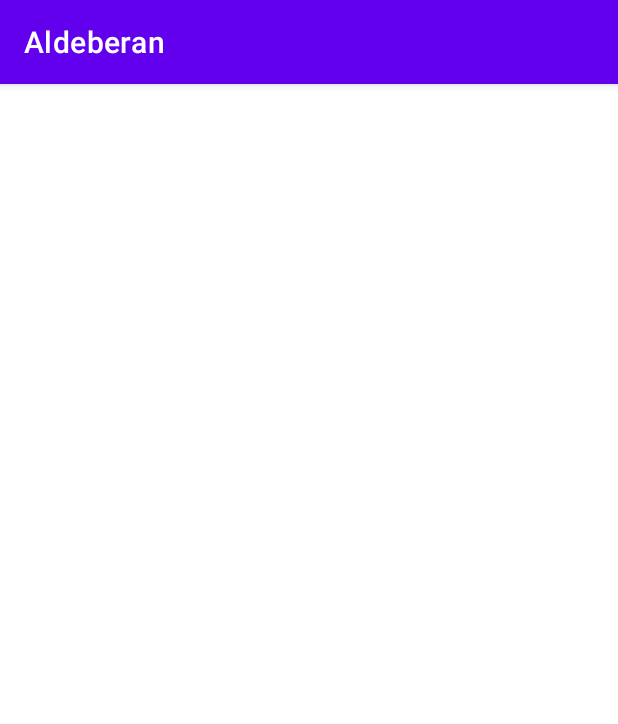
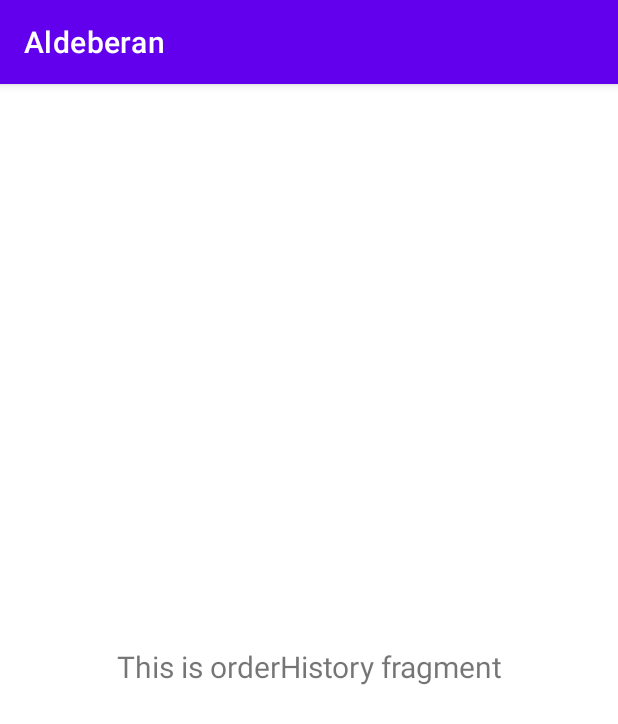
Before and after one commit to Aldeberan-Emporium/aldeberan-emporium, an Android app: the fragment orderHistoryFragment shown on its own in the app's theme, on a phone screen of 412 x 824 dp. Shown: the top 724 px of the screen. Run offline under Robolectric (Android 15) with nearby library versions, the phone set to English and light mode, and no system bars.

Commit message:
Removing the old code...

```diff
--- a/app/src/main/java/com/example/aldeberan/ui/home/HomeFragment.java
+++ b/app/src/main/java/com/example/aldeberan/ui/home/HomeFragment.java
@@ -28,7 +28,6 @@ public class HomeFragment extends Fragment {
         binding = FragmentHomeBinding.inflate(inflater, container, false);
         View root = binding.getRoot();
 
-        /*
         final TextView textView = binding.textHome;
         homeViewModel.getText().observe(getViewLifecycleOwner(), new Observer<String>() {
             @Override
@@ -36,8 +35,6 @@ public class HomeFragment extends Fragment {
                 textView.setText(s);
             }
         });
-
-         */
         return root;
     }
 
--- a/app/src/main/java/com/example/aldeberan/ui/orderHistory/orderHistoryFragment.java
+++ b/app/src/main/java/com/example/aldeberan/ui/orderHistory/orderHistoryFragment.java
@@ -27,7 +27,6 @@ public class orderHistoryFragment extends Fragment {
         binding = FragmentOrderHistoryBinding.inflate(inflater, container, false);
         View root = binding.getRoot();
 
-        /*
         final TextView textView = binding.textGallery;
         orderHistoryViewModel.getText().observe(getViewLifecycleOwner(), new Observer<String>() {
             @Override
@@ -35,8 +34,6 @@ public class orderHistoryFragment extends Fragment {
                 textView.setText(s);
             }
         });
-
-         */
         return root;
     }
 
--- a/app/src/main/java/com/example/aldeberan/ui/userSetting/userSettingFragment.java
+++ b/app/src/main/java/com/example/aldeberan/ui/userSetting/userSettingFragment.java
@@ -27,7 +27,6 @@ public class userSettingFragment extends Fragment {
         binding = FragmentUserSettingBinding.inflate(inflater, container, false);
         View root = binding.getRoot();
 
-        /*
         final TextView textView = binding.textSlideshow;
         userSettingViewModel.getText().observe(getViewLifecycleOwner(), new Observer<String>() {
             @Override
@@ -35,8 +34,6 @@ public class userSettingFragment extends Fragment {
                 textView.setText(s);
             }
         });
-
-         */
         return root;
     }
 
--- a/app/src/main/res/layout/fragment_order_history.xml
+++ b/app/src/main/res/layout/fragment_order_history.xml
@@ -6,5 +6,17 @@
     android:layout_height="match_parent"
     tools:context=".ui.orderHistory.orderHistoryFragment">
 
-
+    <TextView
+        android:id="@+id/text_gallery"
+        android:layout_width="match_parent"
+        android:layout_height="wrap_content"
+        android:layout_marginStart="8dp"
+        android:layout_marginTop="8dp"
+        android:layout_marginEnd="8dp"
+        android:textAlignment="center"
+        android:textSize="20sp"
+        app:layout_constraintBottom_toBottomOf="parent"
+        app:layout_constraintEnd_toEndOf="parent"
+        app:layout_constraintStart_toStartOf="parent"
+        app:layout_constraintTop_toTopOf="parent" />
 </androidx.constraintlayout.widget.ConstraintLayout>
```
Also changed, not shown: app/src/main/res/layout/fragment_home.xml (+13 -1 lines), app/src/main/res/layout/fragment_user_setting.xml (+13 -1 lines).
